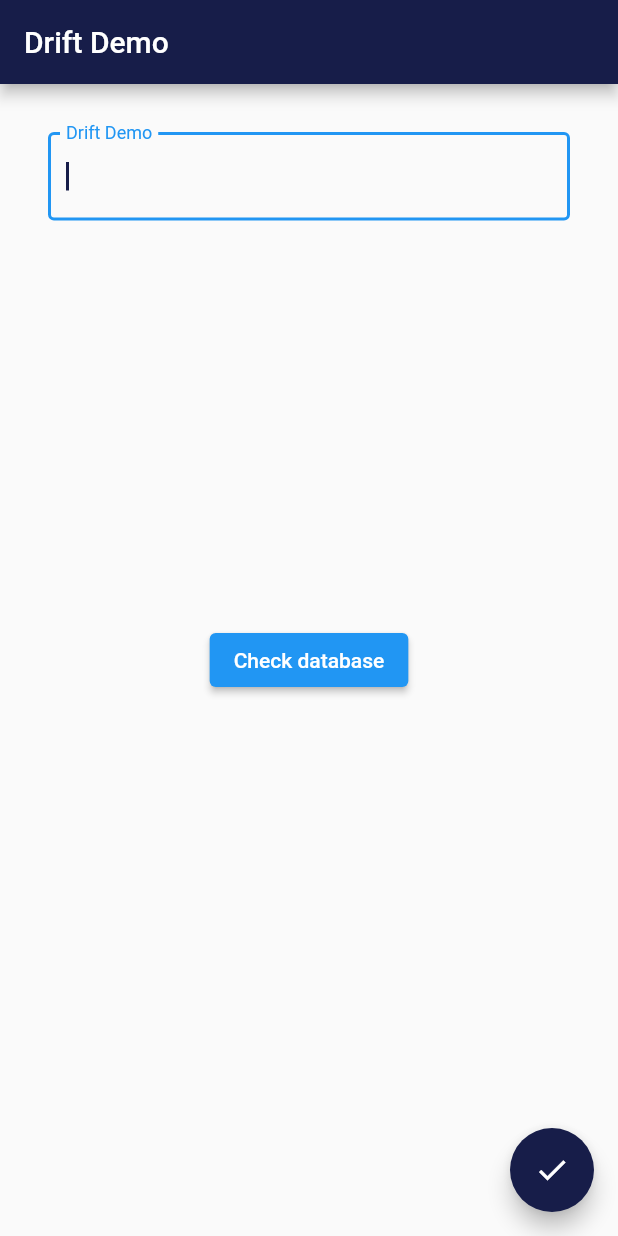
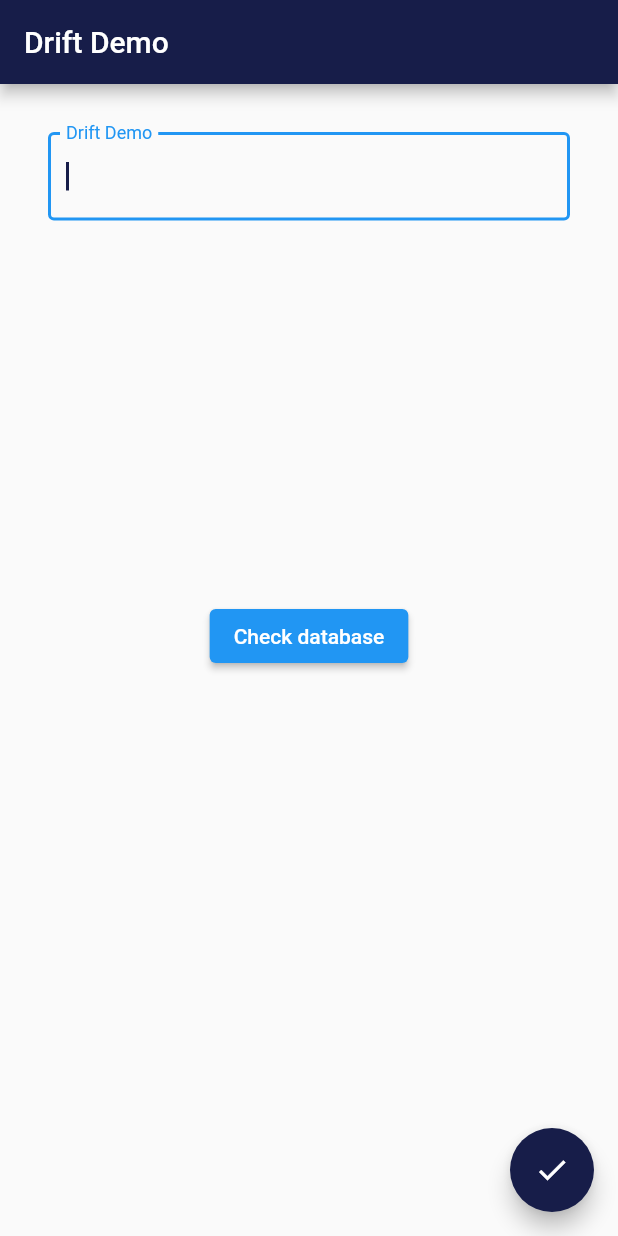
Before and after one commit to valerianaGit/FlutterDriftLocalDataStorageDemo, a Flutter app: the screen it shows after launch, on a phone screen of 412 x 824 dp. Run offline on Flutter 3.47's test engine with Material 2 defaults, Android fonts, the phone set to English and light mode, and no system bars; our stand-ins replace drift, flutter_riverpod, flutter_slidable; missing offline and left inert: drift_db_viewer; accounts and stored records are empty; generated files the repository leaves out were written again.

Commit message:
update theme and spacing

```diff
--- a/lib/screens/home_page.dart
+++ b/lib/screens/home_page.dart
@@ -41,9 +41,9 @@ class HomePageState extends ConsumerState<HomePage> {
                   autofocus: true,
                   autocorrect: true,
                   decoration: const InputDecoration(
-                    border: OutlineInputBorder(),
-                    labelText: kAppTitle,
-                  ),
+
+                     labelText: kAppTitle,
+                   ),
 //MARK: There might be something better to use rather than onchanged,
 //like onSubmitted and get this async, but for simplicity we are going with onChanged
                   onChanged: (newValue) {
@@ -60,7 +60,7 @@ class HomePageState extends ConsumerState<HomePage> {
                       builder: (context) => DriftDbViewer(database)));
                 },
               ),
-
+const SizedBox(height: 32.0,),
 //MARK: UI -> LISTVIEW - vertical scroll, contains todo items
               const Expanded(
                 child: TodoListView(),
```
